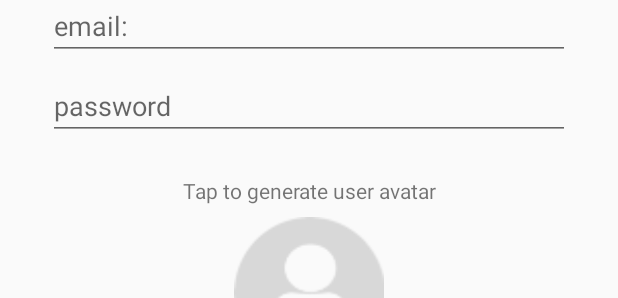
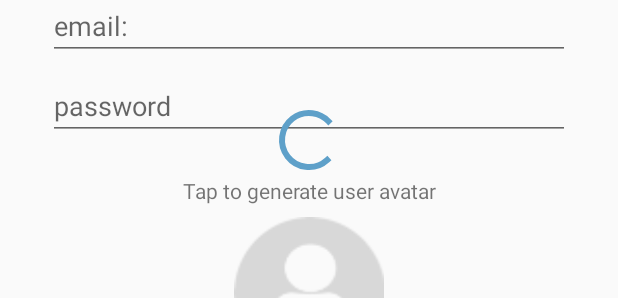
Before and after one commit to Aleniten/Smack, an Android app: the layout activity_create_user.xml on its own in the app's theme, with its tools: preview values and no code run, on a phone screen of 412 x 824 dp. Shown: the part 136-434 px from the top of the screen. Run offline under Robolectric (Android 15) with nearby library versions, the phone set to English and light mode, and no system bars.

Commit message:
improving create user

```diff
--- a/app/src/main/java/com/aleapp/smack/Utilities/Constatns.kt
+++ b/app/src/main/java/com/aleapp/smack/Utilities/Constatns.kt
@@ -5,3 +5,5 @@ const val BASE_URL = "https://chattychatale.herokuapp.com/v1/"
 const val URL_REGISTER = "${BASE_URL}account/register"
 const val URL_LOGIN = "${BASE_URL}account/login"
 const val URL_CREATE_USER = "${BASE_URL}user/add"
+// Broadcast Constants
+const val BROADCAST_USER_DATA_CHANGE = "BROADCAST_USER_DATA_CHANGE"
--- a/app/src/main/res/layout/activity_create_user.xml
+++ b/app/src/main/res/layout/activity_create_user.xml
@@ -69,4 +69,11 @@
             android:layout_marginStart="32dp" app:layout_constraintEnd_toEndOf="parent"
             android:layout_marginEnd="32dp" android:background="@color/colorPrimary"
             android:textColor="@android:color/background_light" android:onClick="createUserBtnClicked"/>
+    <ProgressBar
+            style="?android:attr/progressBarStyle"
+            android:layout_width="wrap_content"
+            android:layout_height="wrap_content"
+            android:id="@+id/createSpinner"
+            app:layout_constraintBottom_toTopOf="@+id/textView2" app:layout_constraintStart_toStartOf="parent"
+            android:layout_marginStart="8dp" app:layout_constraintEnd_toEndOf="parent" android:layout_marginEnd="8dp"/>
 </android.support.constraint.ConstraintLayout>
```
Also changed, not shown: app/src/main/java/com/aleapp/smack/Controller/CreateUserActivity.kt (+39 -1 lines).
